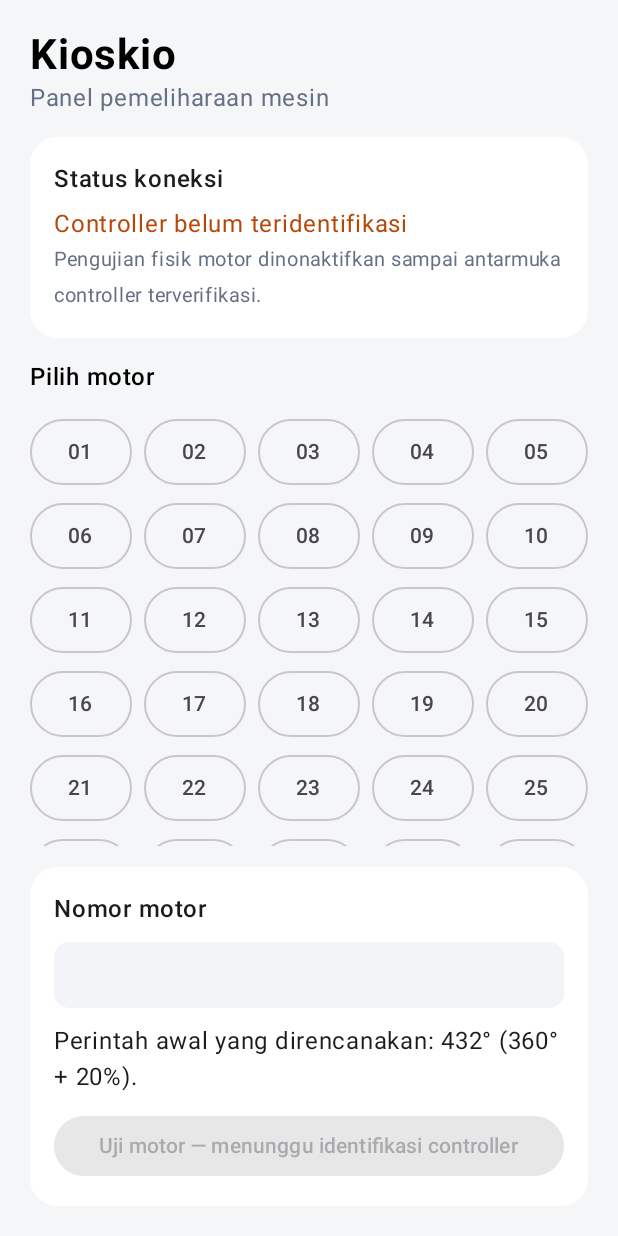
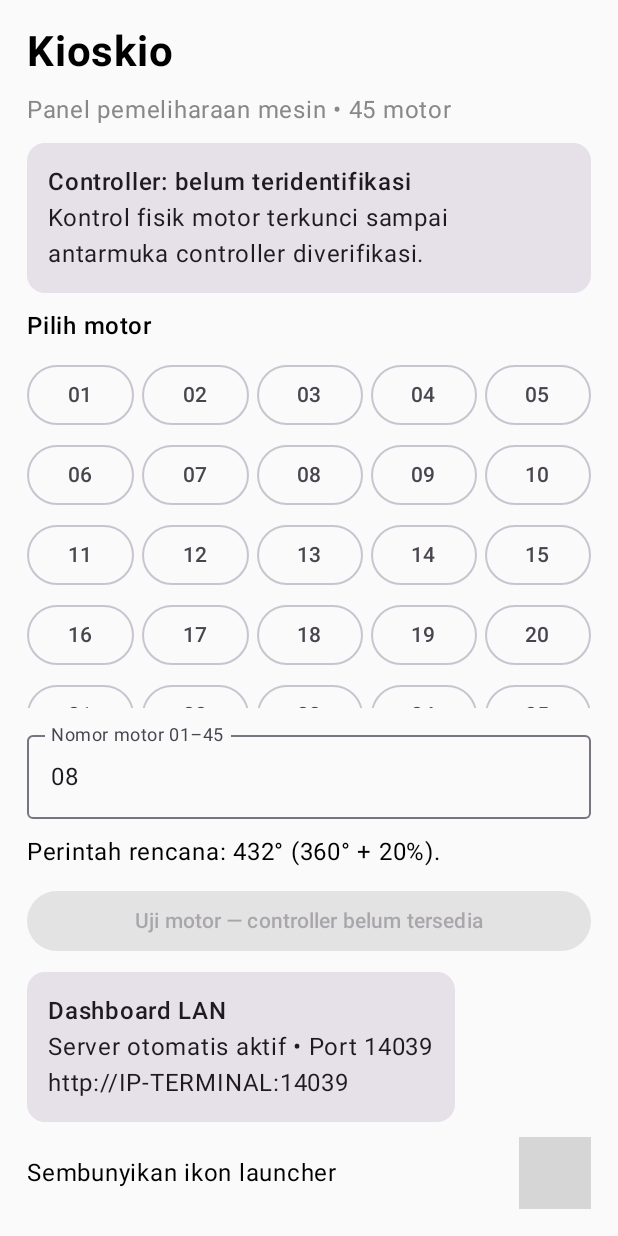
Before and after one commit to andikune-ux/KiOSK---iO, an Android app built with Jetpack Compose: the screen it shows after launch (MainActivity), on a phone screen of 412 x 824 dp. Run offline under Robolectric (Android 15) with nearby library versions, the phone set to English and light mode, and no system bars; 1 statement that could not run was skipped; grey boxes are pictures that could not be loaded.

Commit message:
feat: connect Kioskio maintenance dashboard

```diff
--- a/app/src/main/java/dev/andikune/kioskio/MainActivity.kt
+++ b/app/src/main/java/dev/andikune/kioskio/MainActivity.kt
@@ -1,143 +1,68 @@
 package dev.andikune.kioskio
-
+import android.content.ComponentName
+import android.content.Intent
+import android.content.pm.PackageManager
+import android.os.Build
 import android.os.Bundle
 import androidx.activity.ComponentActivity
 import androidx.activity.compose.setContent
-import androidx.compose.foundation.background
-import androidx.compose.foundation.layout.Arrangement
-import androidx.compose.foundation.layout.Column
-import androidx.compose.foundation.layout.PaddingValues
-import androidx.compose.foundation.layout.Spacer
-import androidx.compose.foundation.layout.fillMaxSize
-import androidx.compose.foundation.layout.fillMaxWidth
-import androidx.compose.foundation.layout.height
-import androidx.compose.foundation.layout.padding
+import androidx.compose.foundation.layout.*
 import androidx.compose.foundation.lazy.grid.GridCells
 import androidx.compose.foundation.lazy.grid.LazyVerticalGrid
 import androidx.compose.foundation.lazy.grid.items
-import androidx.compose.foundation.shape.RoundedCornerShape
-import androidx.compose.foundation.text.BasicTextField
 import androidx.compose.foundation.text.KeyboardOptions
-import androidx.compose.ui.text.input.KeyboardType
-import androidx.compose.material3.Button
-import androidx.compose.material3.Card
-import androidx.compose.material3.CardDefaults
-import androidx.compose.material3.MaterialTheme
-import androidx.compose.material3.OutlinedButton
-import androidx.compose.material3.Surface
-import androidx.compose.material3.Text
-import androidx.compose.runtime.Composable
-import androidx.compose.runtime.getValue
-import androidx.compose.runtime.mutableStateOf
-import androidx.compose.runtime.remember
-import androidx.compose.runtime.setValue
-import androidx.compose.ui.Alignment
+import androidx.compose.material3.*
+import androidx.compose.runtime.*
 import androidx.compose.ui.Modifier
 import androidx.compose.ui.graphics.Color
 import androidx.compose.ui.text.font.FontWeight
+import androidx.compose.ui.text.input.KeyboardType
 import androidx.compose.ui.unit.dp
 import androidx.compose.ui.unit.sp
-
-class MainActivity : ComponentActivity() {
-    override fun onCreate(savedInstanceState: Bundle?) {
-        super.onCreate(savedInstanceState)
-        setContent {
-            MaterialTheme {
-                Surface(
-                    modifier = Modifier.fillMaxSize(),
-                    color = Color(0xFFF4F6F8)
-                ) {
-                    KioskioDashboard()
-                }
-            }
-        }
-    }
+import androidx.core.content.ContextCompat
+import dev.andikune.kioskio.crash.CrashReporter
+import dev.andikune.kioskio.remote.RemoteServerService
+import dev.andikune.kioskio.update.ReleaseUpdate
+import dev.andikune.kioskio.update.UpdateChecker
+import java.util.concurrent.Executors
+class MainActivity:ComponentActivity(){
+ private val executor=Executors.newSingleThreadExecutor()
+ override fun onCreate(savedInstanceState:Bundle?){
+  super.onCreate(savedInstanceState)
+  val crash=CrashReporter(this).latestReport()
+  if(Build.VERSION.SDK_INT>=26)ContextCompat.startForegroundService(this,Intent(this,RemoteServerService::class.java)) else startService(Intent(this,RemoteServerService::class.java))
+  setContent{MaterialTheme{KioskioScreen(crash)}}
+  executor.execute{runCatching{UpdateChecker(this).check()}.getOrNull()?.let{runOnUiThread{showUpdate(it)}}}
+ }
+ private fun showUpdate(update:ReleaseUpdate){
+  androidx.appcompat.app.AlertDialog.Builder(this).setTitle("Pembaruan Kioskio ${update.tag}")
+   .setMessage(update.notes.ifBlank{"Versi baru tersedia."}.take(3000))
+   .setNeutralButton("Skip"){_,_->UpdateChecker(this).skip(update.tag)}
+   .setNegativeButton("Nanti",null)
+   .setPositiveButton("Update"){_,_->executor.execute{runCatching{UpdateChecker(this).download(update)}.onFailure{runOnUiThread{android.widget.Toast.makeText(this,it.message?: "Update gagal",android.widget.Toast.LENGTH_LONG).show()}}}}
+   .show()
+ }
+ override fun onDestroy(){executor.shutdown();super.onDestroy()}
+ @Composable private fun KioskioScreen(crash:String?){
+  var motor by remember{mutableStateOf("08")};var showCrash by remember{mutableStateOf(crash!=null)}
+  var hideIcon by remember{mutableStateOf(false)}
+  Column(Modifier.fillMaxSize().padding(18.dp),verticalArrangement=Arrangement.spacedBy(10.dp)){
+   Text("Kioskio",fontSize=28.sp,fontWeight=FontWeight.Bold)
+   Text("Panel pemeliharaan mesin • 45 motor",color=Color.Gray)
+   Card{Column(Modifier.padding(14.dp)){Text("Controller: belum teridentifikasi",fontWeight=FontWeight.SemiBold);Text("Kontrol fisik motor terkunci sampai antarmuka controller diverifikasi.")}}
+   Text("Pilih motor",fontWeight=FontWeight.SemiBold)
+   LazyVerticalGrid(columns=GridCells.Fixed(5),modifier=Modifier.weight(1f),verticalArrangement=Arrangement.spacedBy(5.dp),horizontalArrangement=Arrangement.spacedBy(5.dp)){
+    items((1..45).toList()){n->OutlinedButton(onClick={motor=n.toString().padStart(2,'0')},contentPadding=PaddingValues(6.dp)){Text(n.toString().padStart(2,'0'))}}
+   }
+   OutlinedTextField(value=motor,onValueChange={motor=it.filter(Char::isDigit).take(2)},label={Text("Nomor motor 01–45")},keyboardOptions=KeyboardOptions(keyboardType=KeyboardType.Number),singleLine=true,modifier=Modifier.fillMaxWidth())
+   Text("Perintah rencana: 432° (360° + 20%).")
+   Button(onClick={},enabled=false,modifier=Modifier.fillMaxWidth()){Text("Uji motor — controller belum tersedia")}
+   Card{Column(Modifier.padding(14.dp)){Text("Dashboard LAN",fontWeight=FontWeight.SemiBold);Text("Server otomatis aktif • Port 14039");Text("http://IP-TERMINAL:14039")}}
+   Row(verticalAlignment=androidx.compose.ui.Alignment.CenterVertically){Text("Sembunyikan ikon launcher",Modifier.weight(1f));Switch(checked=hideIcon,onCheckedChange{hide->
+    hideIcon=hide;val c=ComponentName(this@MainActivity,LauncherAlias::class.java)
+    packageManager.setComponentEnabledSetting(c,if(hide)PackageManager.COMPONENT_ENABLED_STATE_DISABLED else PackageManager.COMPONENT_ENABLED_STATE_ENABLED,PackageManager.DONT_KILL_APP)
+   })}
+  }
+  if(showCrash&&crash!=null)AlertDialog(onDismissRequest={showCrash=false},title={Text("Laporan crash sebelumnya")},text={Text(crash.take(5000))},confirmButton={TextButton(onClick={val cm=getSystemService(CLIPBOARD_SERVICE) as android.content.ClipboardManager;cm.setPrimaryClip(android.content.ClipData.newPlainText("Kioskio crash log",crash))}){Text("Salin Log")}},dismissButton={TextButton(onClick={showCrash=false}){Text("Kembali")}})
+ }
 }
-
-@Composable
-private fun KioskioDashboard() {
-    var motorInput by remember { mutableStateOf("") }
-    var selectedMotor by remember { mutableStateOf<Int?>(null) }
-
-    Column(
-        modifier = Modifier
-            .fillMaxSize()
-            .padding(20.dp),
-        verticalArrangement = Arrangement.spacedBy(14.dp)
-    ) {
-        Column {
-            Text("Kioskio", fontSize = 28.sp, fontWeight = FontWeight.Bold)
-            Text("Panel pemeliharaan mesin", color = Color(0xFF667085))
-        }
-
-        Card(
-            colors = CardDefaults.cardColors(containerColor = Color.White),
-            shape = RoundedCornerShape(18.dp)
-        ) {
-            Column(Modifier.padding(16.dp)) {
-                Text("Status koneksi", fontWeight = FontWeight.SemiBold)
-                Spacer(Modifier.height(6.dp))
-                Text("Controller belum teridentifikasi", color = Color(0xFFB54708))
-                Text(
-                    "Pengujian fisik motor dinonaktifkan sampai antarmuka controller terverifikasi.",
-                    color = Color(0xFF667085),
-                    fontSize = 13.sp
-                )
-            }
-        }
-
-        Text("Pilih motor", fontWeight = FontWeight.SemiBold)
-        LazyVerticalGrid(
-            columns = GridCells.Fixed(5),
-            modifier = Modifier.weight(1f),
-            contentPadding = PaddingValues(bottom = 4.dp),
-            verticalArrangement = Arrangement.spacedBy(8.dp),
-            horizontalArrangement = Arrangement.spacedBy(8.dp)
-        ) {
-            items((1..45).toList()) { number ->
-                OutlinedButton(
-                    onClick = {
-                        selectedMotor = number
-                        motorInput = number.toString().padStart(2, '0')
-                    },
-                    contentPadding = PaddingValues(vertical = 12.dp)
-                ) {
-                    Text(number.toString().padStart(2, '0'))
-                }
-            }
-        }
-
-        Card(
-            colors = CardDefaults.cardColors(containerColor = Color.White),
-            shape = RoundedCornerShape(18.dp)
-        ) {
-            Column(
-                modifier = Modifier.padding(16.dp),
-                verticalArrangement = Arrangement.spacedBy(10.dp)
-            ) {
-                Text("Nomor motor", fontWeight = FontWeight.SemiBold)
-                BasicTextField(
-                    value = motorInput,
-                    onValueChange = { value ->
-                        motorInput = value.filter(Char::isDigit).take(2)
-                        selectedMotor = motorInput.toIntOrNull()?.takeIf { it in 1..45 }
-                    },
-                    keyboardOptions = KeyboardOptions(keyboardType = KeyboardType.Number),
-                    singleLine = true,
-                    modifier = Modifier
-                        .fillMaxWidth()
-                        .background(Color(0xFFF2F4F7), RoundedCornerShape(10.dp))
-                        .padding(14.dp)
-                )
-                Text("Perintah awal yang direncanakan: 432° (360° + 20%).")
-                Button(
-                    onClick = { },
-                    enabled = false,
-                    modifier = Modifier.fillMaxWidth()
-                ) {
-                    Text("Uji motor — menunggu identifikasi controller")
-                }
-            }
-        }
-    }
-}
```
